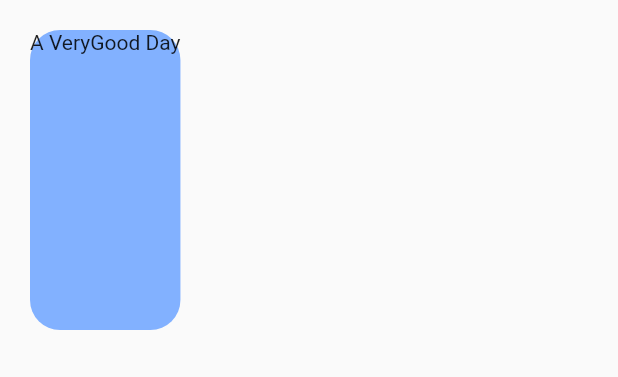
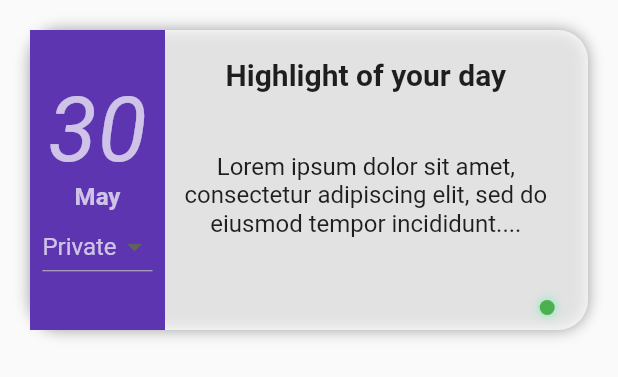
Before and after one commit to paras3219/Kailo2.0, a Flutter app: the PostItem widget shown alone on an empty page, opened directly, on a phone screen of 412 x 824 dp. Shown: the top 377 px of the screen. Run offline on Flutter 3.47's test engine with Material 2 defaults, Android fonts, the phone set to English and light mode, and no system bars; our stand-ins replace firebase_auth, firebase_core, font_awesome_flutter, google_fonts, google_sign_in, hexcolor; accounts and stored records are empty; network calls fail.

```diff
--- a/kailo/lib/utils/PostItem.dart
+++ b/kailo/lib/utils/PostItem.dart
@@ -1,22 +1,138 @@
 import 'package:flutter/material.dart';
+import 'package:font_awesome_flutter/font_awesome_flutter.dart';
 
-class PostItem extends StatelessWidget {
+class PostItem extends StatefulWidget {
   String content;
   String feeling;
   int likes;
   DateTime time;
 
-  PostItem({this.content, this.feeling, this.likes, this.time});
+  PostItem({
+    this.content,
+    this.feeling,
+    this.likes,
+    this.time,
+  });
+
+  @override
+  _PostItemState createState() => _PostItemState();
+}
+
+class _PostItemState extends State<PostItem> {
+  String statusOfPostItem;
+  List<String> statusList = ["Public", "Private"];
   @override
   Widget build(BuildContext context) {
     return Container(
       margin: EdgeInsets.all(20),
       height: 200,
       decoration: BoxDecoration(
-          color: Colors.blueAccent[100],
+          boxShadow: [BoxShadow(color: Colors.grey, blurRadius: 8.0)],
+          color: Colors.white70,
           borderRadius: BorderRadius.circular(20)),
-      child: Column(
-        children: [Text(content)],
+      child: Row(
+        crossAxisAlignment: CrossAxisAlignment.center,
+        children: [
+          Container(
+            width: 90.0,
+            color: Colors.deepPurple.shade600,
+            child: Column(
+              mainAxisAlignment: MainAxisAlignment.center,
+              children: [
+                Text(
+                  ("30"),
+                  style: TextStyle(
+                      fontSize: 60.0,
+                      fontStyle: FontStyle.italic,
+                      color: Colors.white70),
+                ),
+                Text(
+                  "May",
+                  style: TextStyle(
+                      fontSize: 16.0,
+                      fontWeight: FontWeight.w600,
+                      color: Colors.white70),
+                ),
+                DropdownButton(
+                  iconDisabledColor: Colors.white,
+                  dropdownColor: Colors.black,
+                  hint: Text(
+                    "Private",
+                    style: TextStyle(
+                        color: Colors.white70, fontWeight: FontWeight.w400),
+                  ),
+                  items: statusList.map((itemsName) {
+                    return DropdownMenuItem(
+                        value: itemsName,
+                        child: Text(
+                          itemsName,
+                          style: TextStyle(color: Colors.white70),
+                        ));
+                  }).toList(),
+                  onChanged: (String newValue) {
+                    setState(() {
+                      statusOfPostItem = newValue;
+                    });
+                  },
+                  value: statusOfPostItem,
+                )
+              ],
+            ),
+          ),
+          Container(
+            child: Column(
+              mainAxisAlignment: MainAxisAlignment.start,
+              children: [
+                Container(
+                  height: 60,
+                  width: MediaQuery.of(context).size.width * 0.65,
+                  child: Center(
+                      child: Text(
+                    "Highlight of your day",
+                    style: TextStyle(fontSize: 20, fontWeight: FontWeight.w600),
+                  )),
+                  //color: Colors.yellow,
+                ),
+                Container(
+                  padding: EdgeInsets.all(10.0),
+                  height: 100,
+                  width: MediaQuery.of(context).size.width * 0.65,
+                  child: Center(
+                    child: Text(
+                      "Lorem ipsum dolor sit amet, consectetur adipiscing elit, sed do eiusmod tempor incididunt....",
+                      textAlign: TextAlign.center,
+                      style: TextStyle(fontSize: 16.0),
+                    ),
+                  ),
+                ),
+                SizedBox(
+                  height: 20.0,
+                ),
+                Container(
+                  padding: EdgeInsets.symmetric(horizontal: 8.0),
+                  width: MediaQuery.of(context).size.width * 0.65,
+                  child: Row(
+                    mainAxisAlignment: MainAxisAlignment.end,
+                    children: [
+                      Container(
+                        height: 10,
+                        width: 10,
+                        decoration: BoxDecoration(
+                          boxShadow: [
+                            BoxShadow(
+                                color: Colors.greenAccent, blurRadius: 5.0)
+                          ],
+                          borderRadius: BorderRadius.circular(100),
+                          color: Colors.green,
+                        ),
+                      ),
+                    ],
+                  ),
+                ),
+              ],
+            ),
+          ),
+        ],
       ),
     );
   }
--- a/kailo/lib/utils/constants.dart
+++ b/kailo/lib/utils/constants.dart
@@ -16,3 +16,5 @@ InputDecoration ktextFieldDecoration(String hintText) {
 TextStyle ktextStyle() {
   return TextStyle(fontSize: 16.0, fontWeight: FontWeight.bold);
 }
+
+List<double> scoreValues = [-1,-1,-1,-1,-1,-1,-1,-1,-1,-1];
```
Also changed, not shown: kailo/lib/Screens/DashBoardScreen.dart (+18 -5 lines), kailo/lib/Screens/home_screen.dart (+5 -2 lines), kailo/lib/Screens/testScreen.dart (added, +241 -0 lines).
